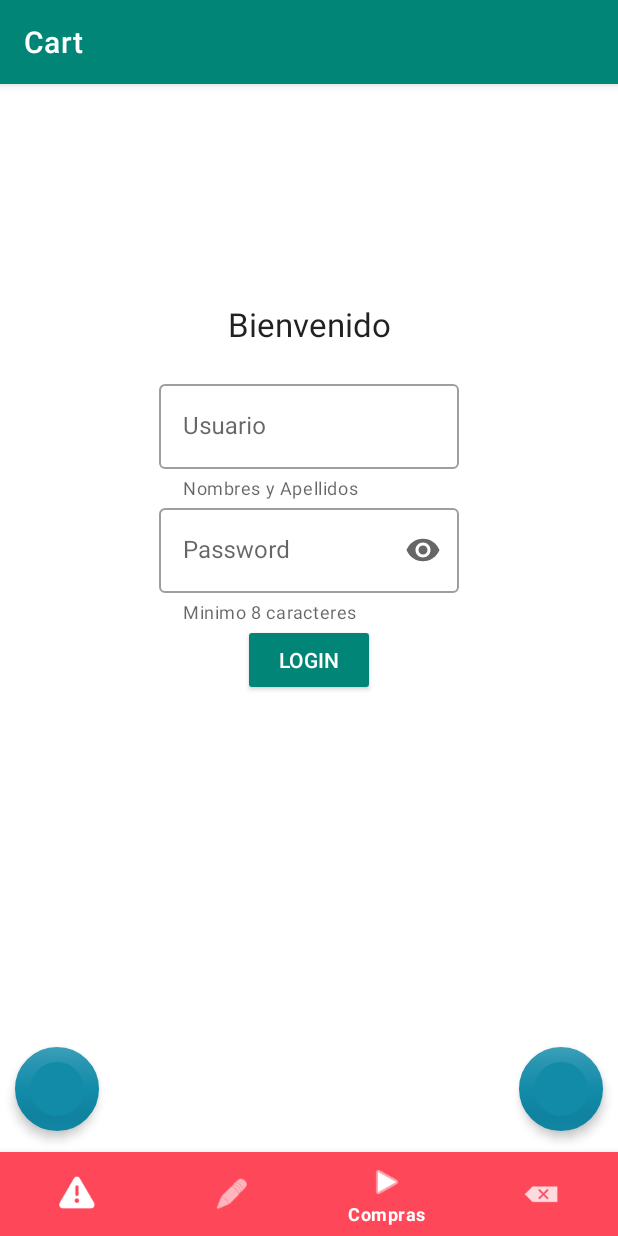
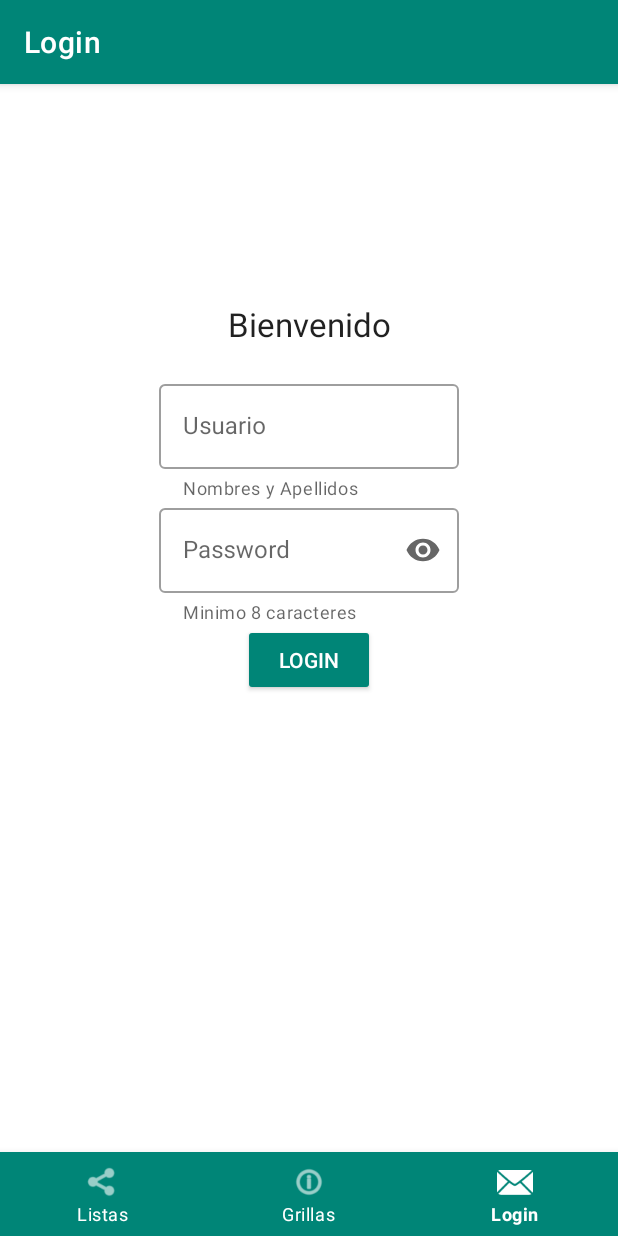
Before and after one commit to anggonzales/U1AngelGonzalesEjercicio1Tema3, an Android app: the screen it shows after launch (MainActivity), item 3 of the bottom bar chosen, on a phone screen of 412 x 824 dp. Run offline under Robolectric (Android 15) with nearby library versions, the phone set to English and light mode, and no system bars.

Commit message:
Agregando estilos y color

```diff
--- a/app/src/main/java/com/example/u1tema3bottomnav/MainActivity.java
+++ b/app/src/main/java/com/example/u1tema3bottomnav/MainActivity.java
@@ -27,7 +27,7 @@ public class MainActivity extends AppCompatActivity {
         navigation.setOnNavigationItemSelectedListener(mOnNavigationItemSelectedListener);
         Fragment FragmentoSeleccionado = null;
         Llamarvista();
-        toolbar.setTitle("Shop");
+        toolbar.setTitle("Lista");
     }
 
     void Llamarvista(){
@@ -60,17 +60,14 @@ public class MainActivity extends AppCompatActivity {
                     //FragmentTransaction transaction = fragmentManager.beginTransaction();
                     transaction.replace(R.id.frame_container, FragmentoSeleccionado);
                     transaction.commit();
-                    toolbar.setTitle("My Gifts");
+                    toolbar.setTitle("Grillas");
                     return true;
                 case R.id.navigation_cart:
                     FragmentoSeleccionado = new LoginFragmento();
                     //FragmentTransaction transaction = fragmentManager.beginTransaction();
                     transaction.replace(R.id.frame_container, FragmentoSeleccionado);
                     transaction.commit();
-                    toolbar.setTitle("Cart");
-                    return true;
-                case R.id.navigation_profile:
-                    toolbar.setTitle("Profile");
+                    toolbar.setTitle("Login");
                     return true;
             }
             return false;
--- a/app/src/main/res/layout/login.xml
+++ b/app/src/main/res/layout/login.xml
@@ -68,40 +68,4 @@
         app:layout_constraintTop_toTopOf="parent"
         />
 
-    <androidx.coordinatorlayout.widget.CoordinatorLayout xmlns:android="http://schemas.android.com/apk/res/android"
-        xmlns:app="http://schemas.android.com/apk/res-auto"
-        xmlns:tools="http://schemas.android.com/tools"
-        android:layout_width="match_parent"
-        android:layout_height="match_parent"
-        tools:context=".MainActivity"
-        >
-
-        <com.google.android.material.floatingactionbutton.FloatingActionButton
-            android:layout_width="wrap_content"
-            android:layout_height="wrap_content"
-            android:layout_gravity="bottom|end"
-            android:layout_marginRight="10dp"
-            android:layout_marginBottom="70dp"
-            android:tag="fabderecha"
-            app:backgroundTint="#128ba9"
-            app:borderWidth="10dp"
-            app:elevation="4dp"
-            app:fabSize="normal"
-            app:rippleColor="#43e3ff"
-            />
-
-        <com.google.android.material.floatingactionbutton.FloatingActionButton
-            android:layout_width="wrap_content"
-            android:layout_height="wrap_content"
-            android:layout_gravity="bottom|left"
-            android:layout_marginLeft="10dp"
-            android:layout_marginBottom="70dp"
-            android:tag="fabizquierda"
-            app:backgroundTint="#128ba9"
-            app:borderWidth="10dp"
-            app:elevation="4dp"
-            app:fabSize="normal"
-            app:rippleColor="#43e3ff"
-            />
-    </androidx.coordinatorlayout.widget.CoordinatorLayout>
 </androidx.constraintlayout.widget.ConstraintLayout>
--- a/app/src/main/res/menu/navigator.xml
+++ b/app/src/main/res/menu/navigator.xml
@@ -2,18 +2,14 @@
 <menu xmlns:android="http://schemas.android.com/apk/res/android">
     <item
         android:id="@+id/navigation_shop"
-        android:icon="@android:drawable/ic_dialog_alert"
+        android:icon="@android:drawable/ic_menu_share"
         android:title="@string/title_shop" />
     <item
         android:id="@+id/navigation_gifts"
-        android:icon="@android:drawable/ic_menu_edit"
+        android:icon="@android:drawable/ic_menu_info_details"
         android:title="@string/title_gifts" />
     <item
         android:id="@+id/navigation_cart"
-        android:icon="@android:drawable/ic_media_play"
+        android:icon="@android:drawable/ic_dialog_email"
         android:title="@string/title_cart" />
-    <item
-        android:id="@+id/navigation_profile"
-        android:icon="@android:drawable/ic_input_delete"
-        android:title="@string/title_profile" />
 </menu>
--- a/app/src/main/res/values/colors.xml
+++ b/app/src/main/res/values/colors.xml
@@ -3,5 +3,5 @@
     <color name="colorPrimary">#008577</color>
     <color name="colorPrimaryDark">#00574B</color>
     <color name="colorAccent">#D81B60</color>
-    <color name="bgBottomNavigation">#fe485a</color>
+    <color name="bgBottomNavigation">#008577</color>
 </resources>
--- a/app/src/main/res/values/strings.xml
+++ b/app/src/main/res/values/strings.xml
@@ -1,9 +1,8 @@
 <resources>
-    <string name="app_name">U1Tema3Bottomnav</string>
-    <string name="title_shop">Ventas</string>
-    <string name="title_gifts">Regalos</string>
-    <string name="title_cart">Compras</string>
-    <string name="title_profile">perfil</string>
+    <string name="app_name">Nav</string>
+    <string name="title_shop">Listas</string>
+    <string name="title_gifts">Grillas</string>
+    <string name="title_cart">Login</string>
     <string-array name="tipo">
         <item>Lista</item>
         <item>Grilla</item>
```
